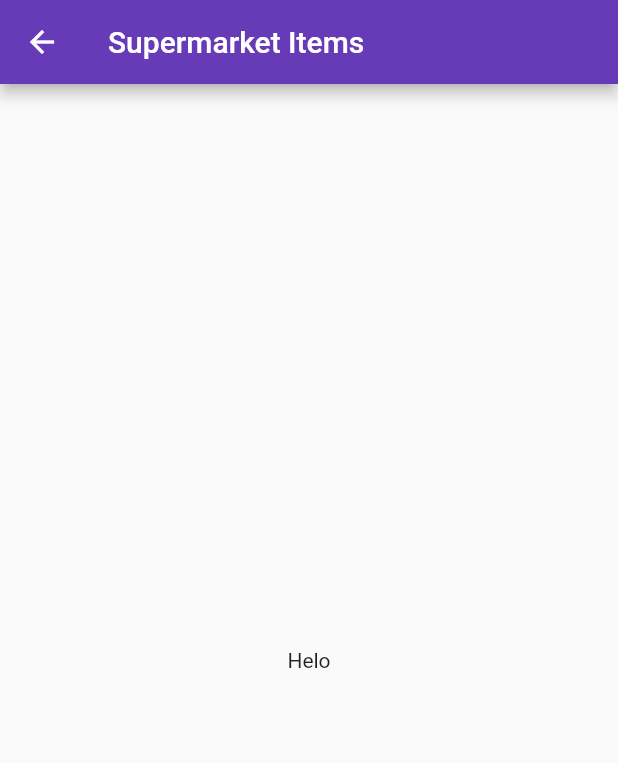
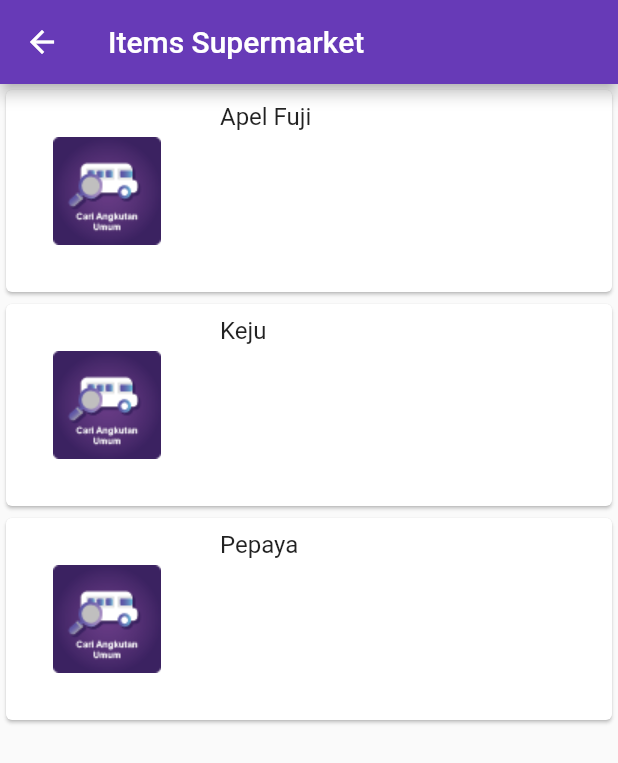
Before and after one commit to sariwahyu/flutter_atms, a Flutter app: the Supermarket screen opened directly, on a phone screen of 412 x 824 dp. Shown: the top 763 px of the screen. Run offline on Flutter 3.47's test engine with Material 2 defaults, Android fonts, the light colour scheme and no system bars.

Commit message:
home -> supermarket items worked 2
bisa menampilkan supermarketlist

```diff
--- a/lib/main.dart
+++ b/lib/main.dart
@@ -1,5 +1,4 @@
 import 'package:flutter/material.dart';
-import 'package:flutter_atms/model/supermarket_list.dart';
 import 'package:flutter_atms/supermarket.dart';
 
 void main() {
--- a/lib/model/supermarket_list.dart
+++ b/lib/model/supermarket_list.dart
@@ -18,7 +18,7 @@ class SupermarketItems {
   });
 }
 
-var supermarketItems = [
+var supermarketItemsList = [
   SupermarketItems(
       itemName: 'Apel Fuji',
       itemImage: 'images/CariAngkutan.png',
--- a/lib/supermarket.dart
+++ b/lib/supermarket.dart
@@ -1,17 +1,67 @@
-import 'package:flutter/foundation.dart';
 import 'package:flutter/material.dart';
 import 'package:flutter/widgets.dart';
+import 'package:flutter_atms/itemsupermarket.dart';
 import 'package:flutter_atms/model/supermarket_list.dart';
 
 class Supermarket extends StatelessWidget {
   @override
   Widget build(BuildContext context) {
     return Scaffold(
-        appBar: AppBar(
-          title: Text('Supermarket Items'),
-        ),
-        body: Center(
-          child: Text('Helo'),
-        ));
+      appBar: AppBar(
+        title: Text('Items Supermarket'),
+      ),
+      body: LayoutBuilder(
+        builder: (BuildContext context, BoxConstraints constraints) {
+          return ItemsSupermarket();
+        },
+      ),
+    );
   }
 }
+
+class ItemsSupermarket extends StatelessWidget {
+  @override
+  Widget build(BuildContext context) {
+    return ListView.builder(
+      itemBuilder: (context, index) {
+        final SupermarketItems items = supermarketItemsList[index];
+        return InkWell(
+          onTap: () {
+            Navigator.push(context, MaterialPageRoute(builder: (context) {
+              return DetailItemSupermarket(supermarketItem: items);
+            }));
+          },
+          child: Card(
+              child: Row(
+            crossAxisAlignment: CrossAxisAlignment.start,
+            children: <Widget>[
+              Expanded(
+                flex: 1,
+                child: Image.asset(items.itemImage),
+              ),
+              Expanded(
+                flex: 2,
+                child: Padding(
+                  padding: const EdgeInsets.all(8),
+                  child: Column(
+                    crossAxisAlignment: CrossAxisAlignment.start,
+                    children: <Widget>[
+                      Text(
+                        items.itemName,
+                        style: TextStyle(fontSize: 16),
+                      ),
+                      SizedBox(
+                        height: 10,
+                      ),
+                    ],
+                  ),
+                ),
+              ),
+            ],
+          )),
+        );
+      },
+      itemCount: supermarketItemsList.length,
+    );
+  }
+}
```
Also changed, not shown: lib/itemsupermarket.dart (+9 -9 lines).
